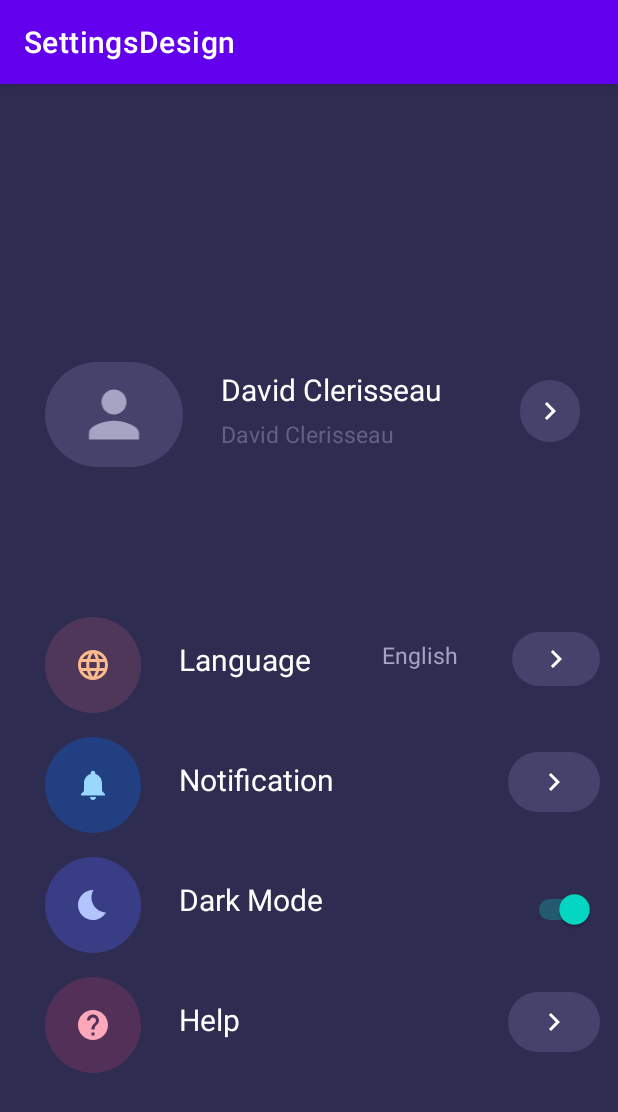
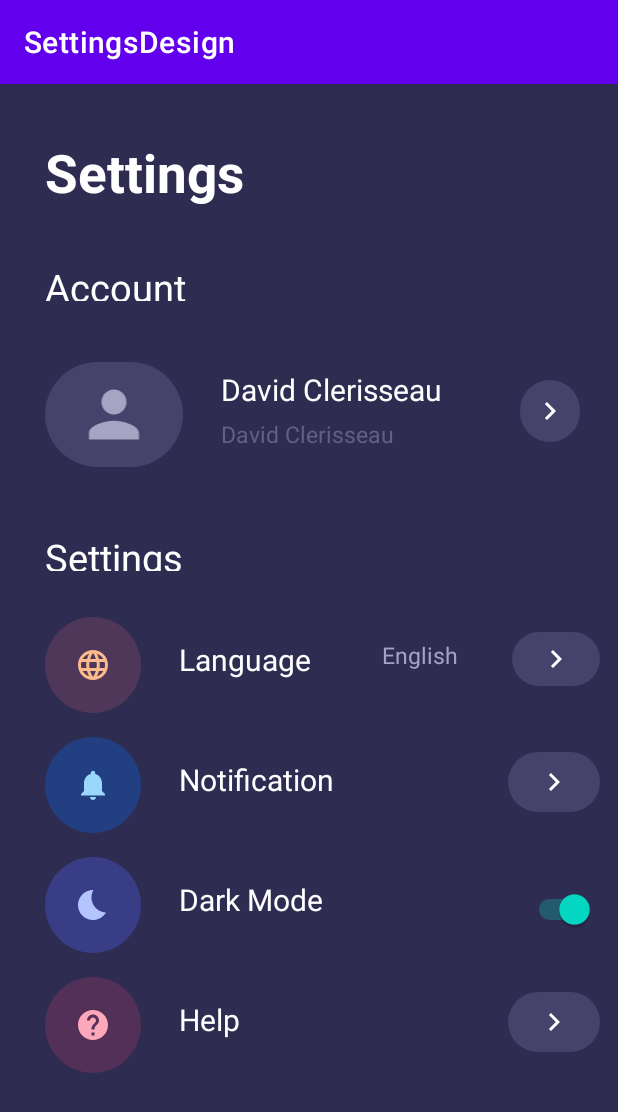
Before and after one commit to JayaneshB/NewSet, an Android app: the screen it shows after launch (MainActivity), on a phone screen of 412 x 824 dp. Shown: the top 1112 px of the screen. Run offline under Robolectric (Android 15) with nearby library versions, the phone set to English and light mode, and no system bars.

Commit message:
changes committed

```diff
--- a/app/src/main/res/layout/activity_main.xml
+++ b/app/src/main/res/layout/activity_main.xml
@@ -6,6 +6,62 @@
     android:layout_height="match_parent"
     android:background="@color/violet"
     tools:context=".MainActivity">
+
+    <LinearLayout
+        android:layout_width="match_parent"
+        android:layout_height="50dp"
+        android:layout_marginTop="30dp">
+
+        <RelativeLayout
+            android:layout_width="wrap_content"
+            android:layout_height="wrap_content">
+
+            <TextView
+
+                android:id="@+id/Setting"
+                android:layout_width="wrap_content"
+                android:layout_height="match_parent"
+                android:layout_marginStart="30dp"
+                android:layout_marginTop="5dp"
+                android:layout_marginEnd="20dp"
+                android:text="@string/settings"
+                android:textColor="@color/white"
+                android:textSize="35sp"
+                android:textStyle="bold"
+                tools:ignore="RelativeOverlap" />
+
+
+        </RelativeLayout>
+
+    </LinearLayout>
+
+
+    <LinearLayout
+        android:layout_width="match_parent"
+        android:layout_height="50dp"
+        android:layout_marginTop="100dp">
+
+        <RelativeLayout
+            android:layout_width="wrap_content"
+            android:layout_height="wrap_content">
+
+            <TextView
+                android:id="@+id/Account"
+                android:layout_width="147dp"
+                android:layout_height="wrap_content"
+                android:layout_marginStart="30dp"
+                android:layout_marginTop="18dp"
+                android:layout_marginEnd="42dp"
+                android:gravity="start"
+                android:paddingBottom="5dp"
+                android:text="@string/account"
+                android:textColor="@color/white"
+                android:textSize="25sp" />
+
+        </RelativeLayout>
+
+    </LinearLayout>
+
 
 
     <LinearLayout
@@ -72,6 +128,32 @@
                 android:background="@drawable/ic_btn_bg"
                 android:src="@drawable/ic_baseline_keyboard_arrow_right"
                 tools:ignore="SpeakableTextPresentCheck" />
+
+        </RelativeLayout>
+
+    </LinearLayout>
+
+    <LinearLayout
+        android:layout_width="match_parent"
+        android:layout_height="50dp"
+        android:layout_marginTop="280dp">
+
+        <RelativeLayout
+            android:layout_width="wrap_content"
+            android:layout_height="wrap_content">
+
+            <TextView
+                android:id="@+id/setting"
+                android:layout_width="147dp"
+                android:layout_height="wrap_content"
+                android:layout_marginStart="30dp"
+                android:layout_marginTop="18dp"
+                android:layout_marginEnd="42dp"
+                android:gravity="start"
+                android:paddingBottom="5dp"
+                android:text="@string/settings"
+                android:textColor="@color/white"
+                android:textSize="25sp" />
 
         </RelativeLayout>
 
@@ -302,10 +384,4 @@
 
     </LinearLayout>
 
-
-
-
-
-
-
 </FrameLayout>
```
